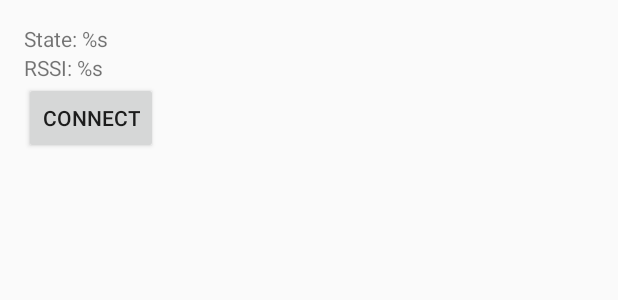
After one commit to dariuszseweryn/RxAndroidBle, an Android app: the layout activity_example5.xml on its own in the app's theme, with its tools: preview values and no code run, on a phone screen of 412 x 824 dp. The commit adds this screen. Shown: the top 300 px of the screen. Run offline under Robolectric (Android 15) with nearby library versions, the phone set to English and light mode, and no system bars.

Commit message:
Added example for periodic read of connected device.

```diff
--- a/sample/build.gradle
+++ b/sample/build.gradle
@@ -44,7 +44,7 @@ configurations.all {
 
 dependencies {
     compile 'com.android.support:appcompat-v7:23.2.1'
-    compile group: 'com.polidea.rxandroidble', name: 'rxandroidble', version: '1.0.0-SNAPSHOT', changing: true
+    compile group: 'com.polidea.rxandroidble', name: 'rxandroidble', version: '1.0.1', changing: false
     compile 'com.android.support:design:23.2.1'
     compile 'com.jakewharton:butterknife:7.0.1'
     compile 'io.reactivex:rxandroid:1.1.0'
--- /dev/null
+++ b/sample/src/main/res/layout/activity_example5.xml
@@ -0,0 +1,31 @@
+<?xml version="1.0" encoding="utf-8"?>
+<LinearLayout
+    xmlns:android="http://schemas.android.com/apk/res/android"
+    xmlns:tools="http://schemas.android.com/tools"
+    android:layout_width="match_parent"
+    android:layout_height="match_parent"
+    android:orientation="vertical"
+    android:paddingBottom="@dimen/activity_vertical_margin"
+    android:paddingLeft="@dimen/activity_horizontal_margin"
+    android:paddingRight="@dimen/activity_horizontal_margin"
+    android:paddingTop="@dimen/activity_vertical_margin"
+    tools:context=".example1_scanning.ScanActivity">
+
+    <TextView
+        android:id="@+id/connection_state"
+        android:layout_width="wrap_content"
+        android:layout_height="wrap_content"
+        tools:text="@string/connection_state"/>
+
+    <TextView
+        android:id="@+id/rssi"
+        android:layout_width="wrap_content"
+        android:layout_height="wrap_content"
+        tools:text="@string/read_rssi"/>
+
+    <Button
+        android:id="@+id/connect_toggle"
+        android:layout_width="wrap_content"
+        android:layout_height="wrap_content"
+        android:text="Connect"/>
+</LinearLayout>
--- a/sample/src/main/res/values/strings.xml
+++ b/sample/src/main/res/values/strings.xml
@@ -6,6 +6,7 @@
     <string name="stop_scan">Stop scan</string>
     <string name="mac_address">MAC: %s</string>
     <string name="connection_state">State: %s</string>
+    <string name="read_rssi">RSSI: %s</string>
     <string name="disconnect">Disconnect</string>
     <string name="connect">Connect</string>
     <string name="title_example1">Example RxAndroidBle usage</string>
```
Also changed, not shown: sample/src/main/java/com/polidea/rxandroidble/sample/example5_rssi_periodic/RssiPeriodicExampleActivity.java (added, +103 -0 lines).
